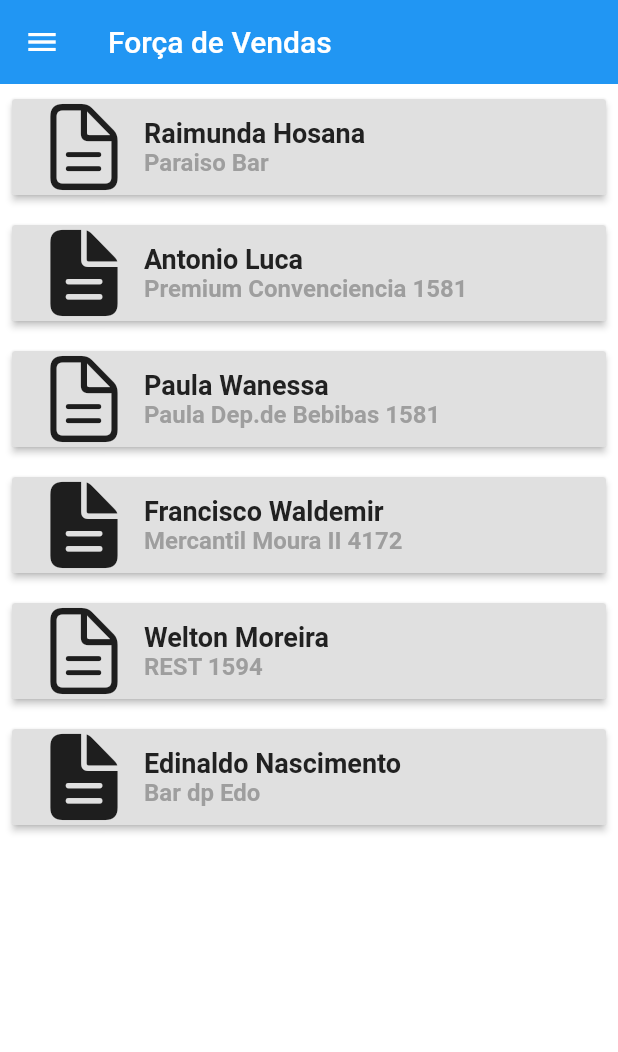
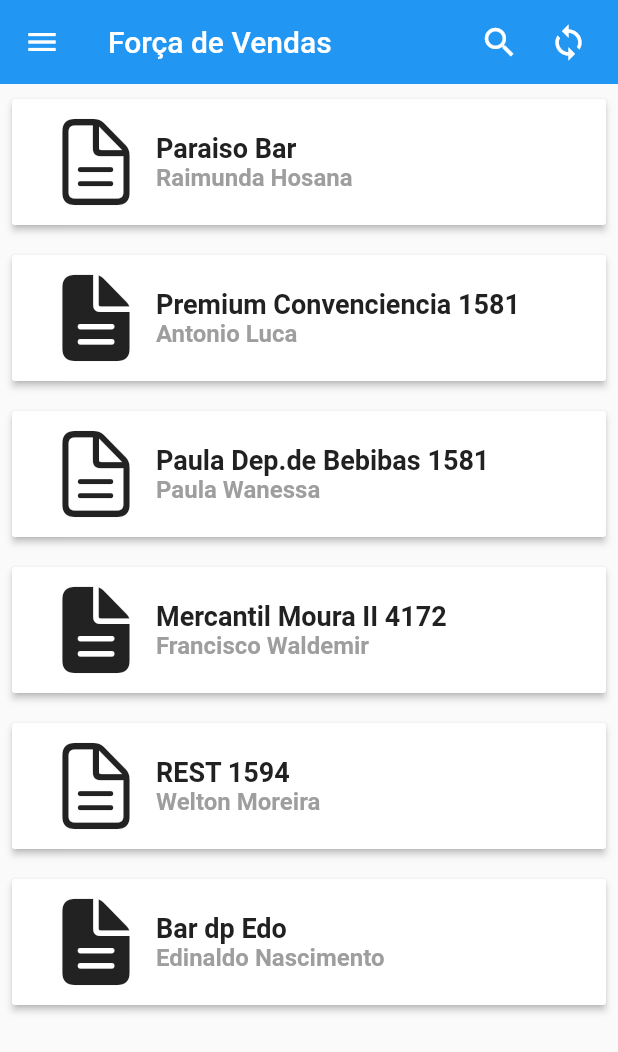
Before and after one commit to boginni/YK-Vendas-Prototype2, a Flutter app: the screen it shows after launch, on a phone screen of 412 x 824 dp. Shown: the top 1052 px of the screen. Run offline on Flutter 3.47's test engine with Material 2 defaults, Android fonts, the phone set to English and light mode, and no system bars; our stand-ins replace cloud_firestore, firebase_auth, firebase_core; accounts and stored records are empty.

Commit message:
Adicição de novas telas para visita de cliente

```diff
--- a/lib/screens/tela principal/tela_principal.dart
+++ b/lib/screens/tela principal/tela_principal.dart
@@ -1,5 +1,6 @@
 import 'package:flutter/cupertino.dart';
 import 'package:flutter/material.dart';
+import 'package:flutter/painting.dart';
 import 'package:flutter/widgets.dart';
 import 'package:loja_virtual/common/custom_drawer/custom_drawer.dart';
 import 'package:loja_virtual/screens/base/moddel_screen.dart';
@@ -10,12 +11,34 @@ class TelaPrincipal extends ModdelScreen {
     return Scaffold(
       appBar: AppBar(
         title: Text("Força de Vendas"),
+        actions: <Widget>[
+          Padding(
+            padding: EdgeInsets.only(right: 20),
+            child: GestureDetector(
+              onTap: (){},
+              child: Icon(
+                Icons.search,
+                size: 26.0
               ),
-      backgroundColor: Colors.white,
+            ),
+          ),
+          Padding(
+            padding: EdgeInsets.only(right: 20),
+            child: GestureDetector(
+              onTap: (){},
+              child: Icon(
+                  Icons.sync,
+                  size: 26.0
+              ),
+            ),
+          )
+        ],
+      ),
+      backgroundColor: Colors.grey[50],
       drawer: CustomDrawer(),
       body: Container(
         child: Column(
-          children: [
+          children: const [
             TileVisita(
               nome: 'Raimunda Hosana',
               apelido: 'Paraiso Bar',
@@ -69,11 +92,11 @@ class TileVisita extends StatelessWidget {
     return Container(
       margin: EdgeInsets.symmetric(horizontal: 8, vertical: 10),
       child: RaisedButton(
-
-        onPressed: () {  },
-        child: Column(
-          children: [
-            Row(
+        color: Colors.white,
+        onPressed: () {},
+        child: Container(
+          padding: EdgeInsets.symmetric(horizontal: 8, vertical: 10),
+          child: Row(
             children: [
               getMapIcon(),
               SizedBox(
@@ -84,7 +107,7 @@ class TileVisita extends StatelessWidget {
                   children: [
                     Align(
                       alignment: Alignment.topLeft,
-                        child: Text(nome,
+                      child: Text(apelido,
                           style: TextStyle(
                               fontSize: 18,
                               fontWeight: FontWeight.bold,
@@ -93,7 +116,7 @@ class TileVisita extends StatelessWidget {
                     Align(
                       alignment: Alignment.topLeft,
                       child: Text(
-                          apelido,
+                        nome,
                         style: TextStyle(
                           fontSize: 16,
                           fontWeight: FontWeight.bold,
@@ -107,10 +130,6 @@ class TileVisita extends StatelessWidget {
               ),
             ],
           ),
-            // Divider(
-            //   color: Colors.grey,
-            // ),
-          ],
         ),
       ),
     );
```
Also changed, not shown: lib/screens/tela principal/tela_dados_da_entrega.dart (added), lib/screens/tela principal/tela_itens_do_pedido.dart (added), lib/screens/tela principal/tela_pedido.dart (added), lib/screens/tela principal/tela_tabela_de_preco.dart (added), lib/screens/tela principal/tela_totais_do_pedido.dart (added), lib/screens/tela principal/tela_visita.dart (added). Lines whose indentation alone changed are shown as unchanged.
